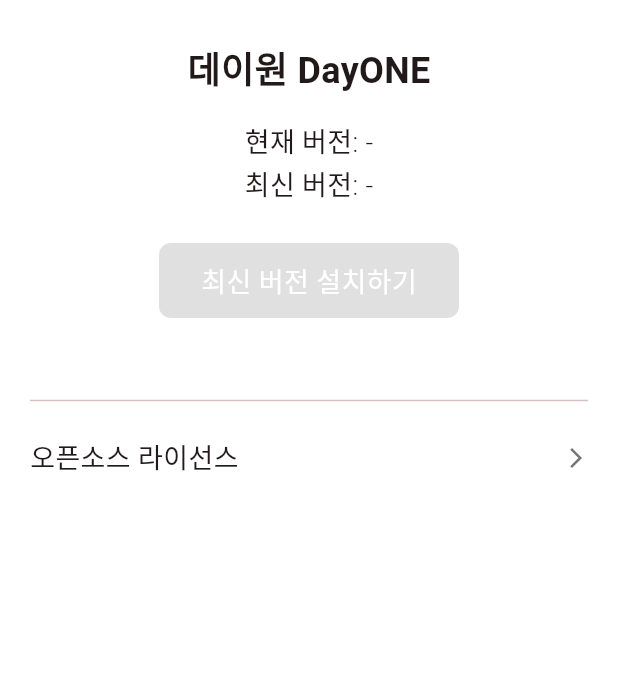
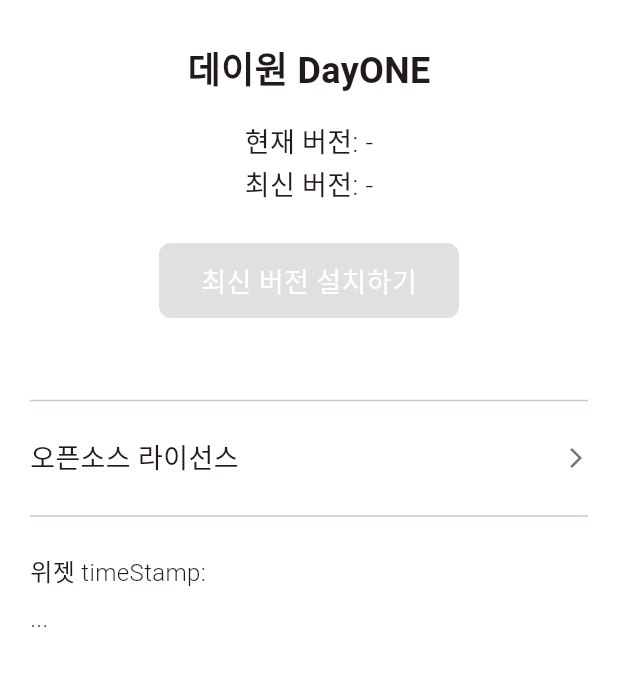
Before and after one commit to onhyeon618/D-Counter, a Flutter app: the AppInfoScreen screen opened directly, on a phone screen of 412 x 824 dp, the part 330-1016 px from its top. Run offline on Flutter 3.47's test engine with Material 3 defaults, Android fonts, the phone set to English and light mode, and no system bars; our stand-ins replace calendar_date_picker2, image_picker, shared_preferences; missing offline and left inert: android_alarm_manager_plus, flutter_in_store_app_version_checker, home_widget, store_redirect; accounts and stored records are empty; Roboto replaces fonts that are missing (Pretendard).

Commit message:
위젯 실행 결과 저장 - 테스트용
(cherry picked from commit cce4b667a6f53b172fcf8ded06c9b37a8acc6581)

```diff
--- a/lib/screen/app_info.dart
+++ b/lib/screen/app_info.dart
@@ -1,6 +1,7 @@
 import 'package:d_counter/screen/license_list.dart';
 import 'package:flutter/material.dart';
 import 'package:flutter_in_store_app_version_checker/flutter_in_store_app_version_checker.dart';
+import 'package:home_widget/home_widget.dart';
 import 'package:store_redirect/store_redirect.dart';
 
 class AppInfoScreen extends StatefulWidget {
@@ -15,10 +16,18 @@ class _AppInfoScreenState extends State<AppInfoScreen> {
   String newVersion = '-';
   bool isUpdateAvailable = false;
 
+  String widgetTimeStamp = '...';
+
   @override
   void initState() {
     super.initState();
     checkVersion();
+
+    HomeWidget.getWidgetData<String>('timeStamp', defaultValue: '').then((value) {
+      widgetTimeStamp = value ?? '';
+    }).catchError((error) {
+      widgetTimeStamp = 'error occurred: $error';
+    });
   }
 
   Future<void> checkVersion() async {
@@ -130,6 +139,35 @@ class _AppInfoScreenState extends State<AppInfoScreen> {
                   ),
                 ),
               ),
+              // TODO: 출시 전 제거
+              Divider(indent: 20, endIndent: 20, height: 30),
+              Padding(
+                padding: const EdgeInsets.symmetric(horizontal: 20, vertical: 10),
+                child: SizedBox(
+                  width: double.infinity,
+                  child: Column(
+                    crossAxisAlignment: CrossAxisAlignment.start,
+                    children: [
+                      Text(
+                        '위젯 timeStamp:',
+                        style: TextStyle(
+                          fontSize: 16,
+                          fontWeight: FontWeight.w300,
+                        ),
+                      ),
+                      const SizedBox(height: 10),
+                      Text(
+                        widgetTimeStamp,
+                        style: TextStyle(
+                          fontSize: 16,
+                          height: 20 / 16,
+                          fontWeight: FontWeight.w300,
+                        ),
+                      ),
+                    ],
+                  ),
+                ),
+              ),
             ],
           ),
         ),
--- a/lib/widget.dart
+++ b/lib/widget.dart
@@ -25,6 +25,9 @@ Future<void> updateData() async {
 
   HomeWidget.saveWidgetData<String>('daysCount', daysCount);
   HomeWidget.saveWidgetData<int>('fontFamily', fontFamily);
+
+  final timeStamp = await HomeWidget.getWidgetData<String>('timeStamp', defaultValue: '');
+  HomeWidget.saveWidgetData<String>('timeStamp', '$timeStamp\n$daysCount : ${DateTime.now()}');
 }
 
 Future<void> updateWidget() async {
```
